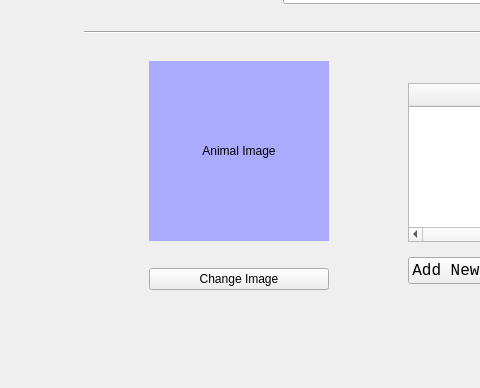
Old version of the form AnimalDetailsUI.ui in the repository ASNaeem/Simple-VCMS; both pictures show x 0 to 480 and y 485 to 873 of the 1105 by 873 pixel window.
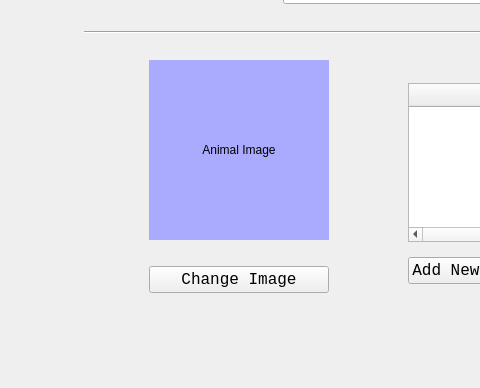
New version of the form.

Patch:
```diff
--- a/AnimalDetailsUI.ui
+++ b/AnimalDetailsUI.ui
@@ -736,6 +736,15 @@
           </item>
           <item>
            <widget class="QPushButton" name="button_animal_image">
+            <property name="font">
+             <font>
+              <family>Courier New</family>
+              <pointsize>12</pointsize>
+             </font>
+            </property>
+            <property name="cursor">
+             <cursorShape>PointingHandCursor</cursorShape>
+            </property>
             <property name="text">
              <string>Change Image</string>
             </property>
```
Left out of the diff: 17 changed lines with no effect on the pictures.
